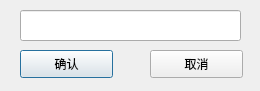
Above: Input.ui from CGLWang/LUCA before the change. Below: the same form after it.
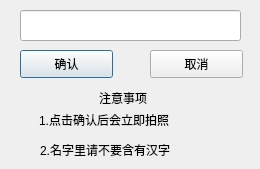
That is the form after the change.

```diff
--- a/Input.ui
+++ b/Input.ui
@@ -7,7 +7,7 @@
     <x>0</x>
     <y>0</y>
     <width>260</width>
-    <height>91</height>
+    <height>169</height>
    </rect>
   </property>
   <property name="windowTitle">
@@ -49,6 +49,45 @@
     </rect>
    </property>
   </widget>
+  <widget class="QLabel" name="label">
+   <property name="geometry">
+    <rect>
+     <x>99</x>
+     <y>90</y>
+     <width>61</width>
+     <height>16</height>
+    </rect>
+   </property>
+   <property name="text">
+    <string>注意事项</string>
+   </property>
+  </widget>
+  <widget class="QLabel" name="label_2">
+   <property name="geometry">
+    <rect>
+     <x>39</x>
+     <y>110</y>
+     <width>171</width>
+     <height>20</height>
+    </rect>
+   </property>
+   <property name="text">
+    <string>1.点击确认后会立即拍照</string>
+   </property>
+  </widget>
+  <widget class="QLabel" name="label_3">
+   <property name="geometry">
+    <rect>
+     <x>40</x>
+     <y>140</y>
+     <width>171</width>
+     <height>20</height>
+    </rect>
+   </property>
+   <property name="text">
+    <string>2.名字里请不要含有汉字</string>
+   </property>
+  </widget>
  </widget>
  <resources/>
  <connections>
```
